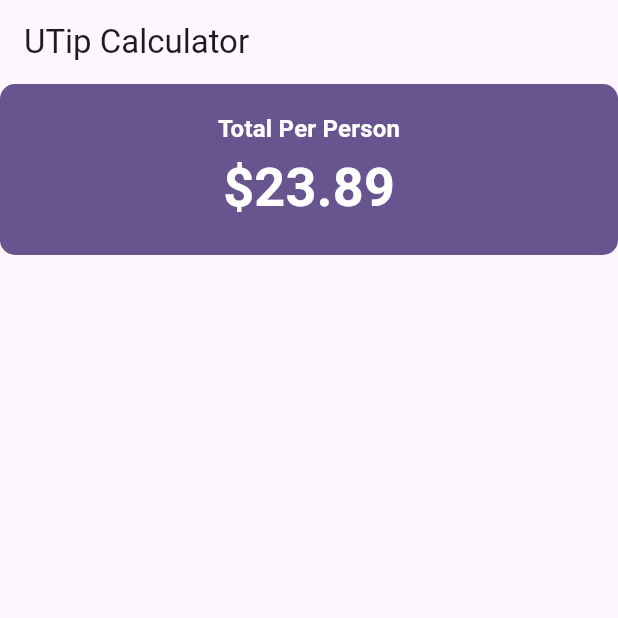
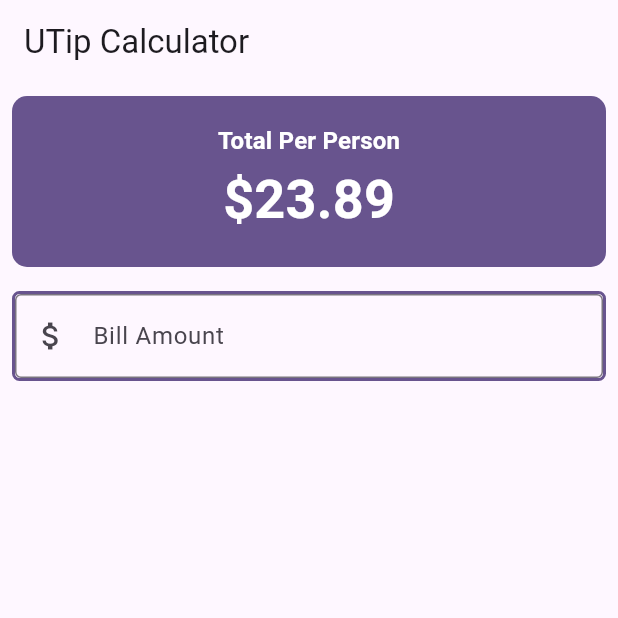
Before and after one commit to lightrao/p24_tip_calculator, a Flutter app: the screen it shows after launch, on a phone screen of 412 x 824 dp, the top half of it. Run offline on Flutter 3.47's test engine with Material 3 defaults, Android fonts, the phone set to English and light mode, and no system bars.

Commit message:
Create the Bill Amount Container and the TextField

```diff
--- a/lib/main.dart
+++ b/lib/main.dart
@@ -45,7 +45,9 @@
         child: Column(
           crossAxisAlignment: CrossAxisAlignment.stretch,
           children: [
-            Container(
+            Padding(
+              padding: const EdgeInsets.all(8),
+              child: Container(
                 padding: const EdgeInsets.all(18),
                 child: Column(
                   children: [
@@ -67,6 +69,36 @@
                   borderRadius: BorderRadius.circular(10),
                 ),
               ),
+            ),
+            Padding(
+              padding: const EdgeInsets.all(8.0),
+              child: Container(
+                decoration: BoxDecoration(
+                  borderRadius: BorderRadius.circular(
+                    5,
+                  ),
+                  border: Border.all(
+                    color: theme.colorScheme.primary,
+                    width: 2,
+                  ),
+                ),
+                child: Column(
+                  children: [
+                    TextField(
+                      decoration: InputDecoration(
+                        border: OutlineInputBorder(),
+                        prefixIcon: Icon(Icons.attach_money),
+                        labelText: 'Bill Amount',
+                      ),
+                      keyboardType: TextInputType.number,
+                      onChanged: (value) {
+                        print(value);
+                      },
+                    ),
+                  ],
+                ),
+              ),
+            ),
           ],
         ),
       ),
```
Lines whose indentation alone changed are shown as unchanged.
